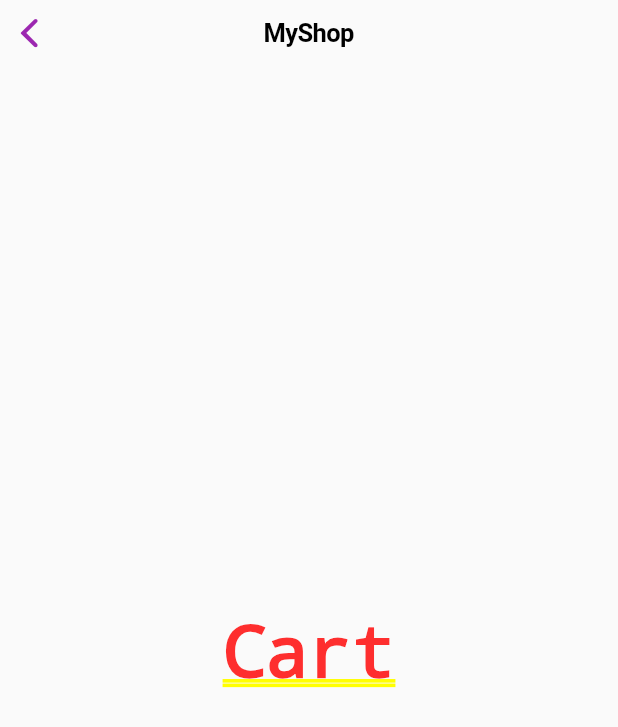
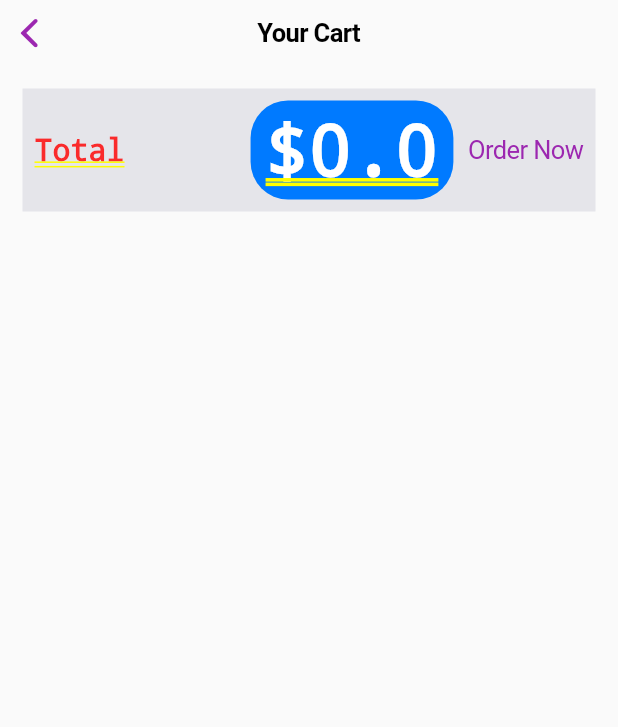
Before and after one commit to yuchehsieh/flutter_shop_app, a Flutter app: the CupertinoCartScreen screen opened directly, on a phone screen of 412 x 824 dp. Shown: the top 727 px of the screen. Run offline on Flutter 3.47's test engine with Material 2 defaults, Android fonts, the phone set to English and light mode, and no system bars; network calls fail.

Commit message:
add the cart-screen and using Provider get the data

```diff
--- a/lib/android/materialApp.dart
+++ b/lib/android/materialApp.dart
@@ -1,4 +1,5 @@
 import 'package:flutter/material.dart';
+import 'package:shop_app/android/screens/cart_screen.dart';
 
 import 'package:shop_app/android/screens/prodcut_detail_screen.dart';
 import 'package:shop_app/android/screens/products_overview_screen.dart';
@@ -17,6 +18,7 @@ class MyMaterialApp extends StatelessWidget {
       routes: {
         MaterialProdcutDetailScreen.routeName: (ctx) =>
             MaterialProdcutDetailScreen(),
+        CartScreen.routeName: (ctx) => CartScreen(),
       },
     );
   }
--- a/lib/android/screens/products_overview_screen.dart
+++ b/lib/android/screens/products_overview_screen.dart
@@ -1,5 +1,6 @@
 import 'package:flutter/material.dart';
 import 'package:provider/provider.dart';
+import 'package:shop_app/android/screens/cart_screen.dart';
 import 'package:shop_app/android/widgets/badge.dart';
 
 import 'package:shop_app/android/widgets/products_grid.dart';
@@ -56,7 +57,9 @@ class _MaterialProductsOverViewScreenState
             ),
             child: IconButton(
               icon: Icon(Icons.shopping_cart),
-              onPressed: () {},
+              onPressed: () {
+                Navigator.of(context).pushNamed(CartScreen.routeName);
+              },
             ),
           ),
         ],
--- a/lib/ios/cupertinoApp.dart
+++ b/lib/ios/cupertinoApp.dart
@@ -1,6 +1,6 @@
 import 'package:flutter/cupertino.dart';
 
-import 'package:shop_app/ios/screens/cart_screen.dart';
+import 'package:shop_app/ios/screens/order_screen.dart';
 import 'package:shop_app/ios/screens/product_detail_screen.dart';
 import 'package:shop_app/ios/screens/products_overview.dart';
 
@@ -16,7 +16,7 @@ class MyCupertinoApp extends StatelessWidget {
               title: Text('Shop'),
             ),
             BottomNavigationBarItem(
-              icon: Icon(CupertinoIcons.shopping_cart),
+              icon: Icon(CupertinoIcons.padlock_solid),
               title: Text('Cart'),
             )
           ],
@@ -29,7 +29,7 @@ class MyCupertinoApp extends StatelessWidget {
               });
             case 1:
               return CupertinoTabView(builder: (context) {
-                return CupertinoCartScreen();
+                return CupertinoOrderScreen();
               });
           }
         },
--- a/lib/ios/screens/cart_screen.dart
+++ b/lib/ios/screens/cart_screen.dart
@@ -1,15 +1,75 @@
 import 'package:flutter/cupertino.dart';
+import 'package:provider/provider.dart';
+import 'package:shop_app/providers/cart.dart';
 
 class CupertinoCartScreen extends StatelessWidget {
   @override
   Widget build(BuildContext context) {
+    final cart = Provider.of<Cart>(context);
+
     return CupertinoPageScaffold(
       navigationBar: CupertinoNavigationBar(
-        middle: const Text('MyShop'),
+        middle: const Text('Your Cart'),
       ),
       child: SafeArea(
-        child: Center(
-          child: Text('Cart'),
+        child: Column(
+          children: <Widget>[
+            Container(
+              margin: const EdgeInsets.all(15),
+              decoration: BoxDecoration(
+                // border: Border.all(width: 1),
+                boxShadow: [
+                  BoxShadow(
+                    color: CupertinoColors.black,
+                    offset: Offset.infinite,
+                    spreadRadius: 10,
+                  ),
+                ],
+                color: CupertinoColors.lightBackgroundGray,
+              ),
+              child: Padding(
+                padding: const EdgeInsets.all(8.0),
+                child: Row(
+                  mainAxisAlignment: MainAxisAlignment.spaceBetween,
+                  children: <Widget>[
+                    const Text(
+                      'Total',
+                      style: TextStyle(
+                        fontSize: 20,
+                      ),
+                    ),
+                    Spacer(),
+                    Container(
+                      child: Text(
+                        '\$${cart.totalAmount}',
+                        style: TextStyle(
+                          color: CupertinoColors.white,
+                        ),
+                      ),
+                      padding: EdgeInsets.symmetric(
+                        vertical: 5,
+                        horizontal: 10,
+                      ),
+                      decoration: BoxDecoration(
+                        borderRadius: BorderRadius.circular(25),
+                        color: CupertinoColors.activeBlue,
+                      ),
+                    ),
+                    SizedBox(width: 10),
+                    GestureDetector(
+                      child: Text(
+                        'Order Now',
+                        style: CupertinoTheme.of(context)
+                            .textTheme
+                            .actionTextStyle,
+                      ),
+                      onTap: () {},
+                    )
+                  ],
+                ),
+              ),
+            )
+          ],
         ),
       ),
     );
--- a/lib/main.dart
+++ b/lib/main.dart
@@ -26,7 +26,7 @@ class MyApp extends StatelessWidget {
         ),
       ],
       child: isIOS ? MyCupertinoApp() : MyMaterialApp(),
-      // child:  MyMaterialApp(),
+      // child: MyMaterialApp(),
     );
   }
 }
--- a/lib/providers/cart.dart
+++ b/lib/providers/cart.dart
@@ -23,6 +23,14 @@ class Cart with ChangeNotifier {
 
   int get itemCount {
     return _items.length;
+  }
+
+  double get totalAmount {
+    double total = 0.0;
+    _items.forEach((key, cartItem) {
+      total += cartItem.price * cartItem.quantity;
+    });
+    return total;
   }
 
   void addItem(
```
Also changed, not shown: lib/android/screens/cart_screen.dart (added, +52 -0 lines), lib/ios/screens/order_screen.dart (added, +17 -0 lines), lib/ios/screens/products_overview.dart (+6 -1 lines).
